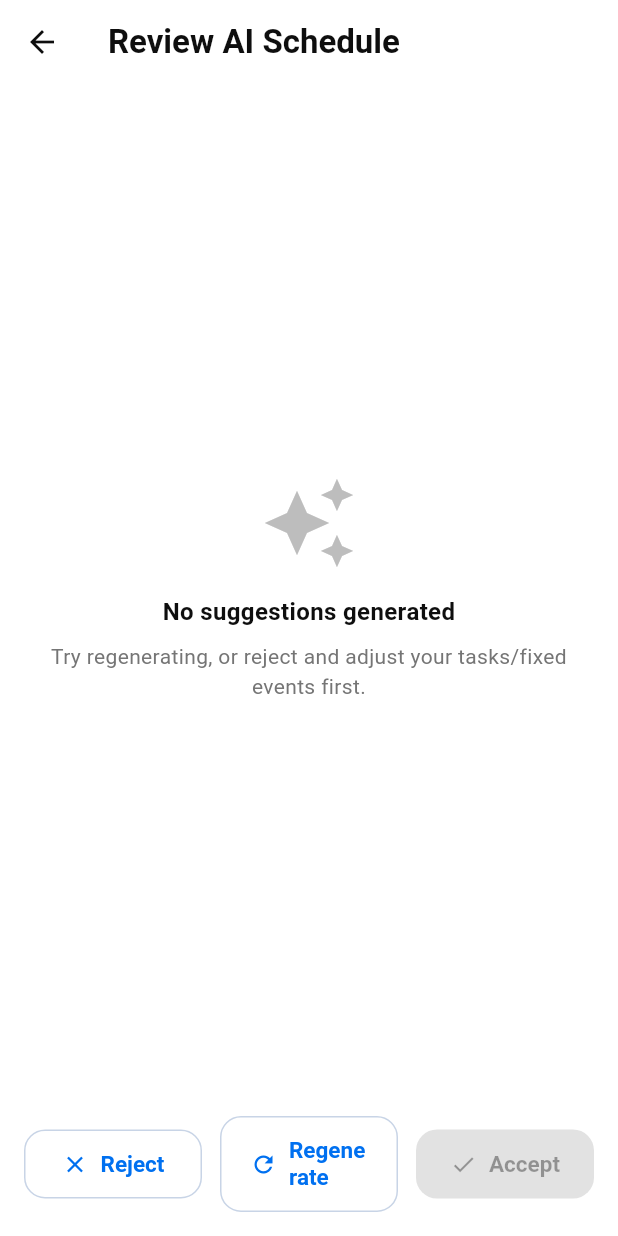
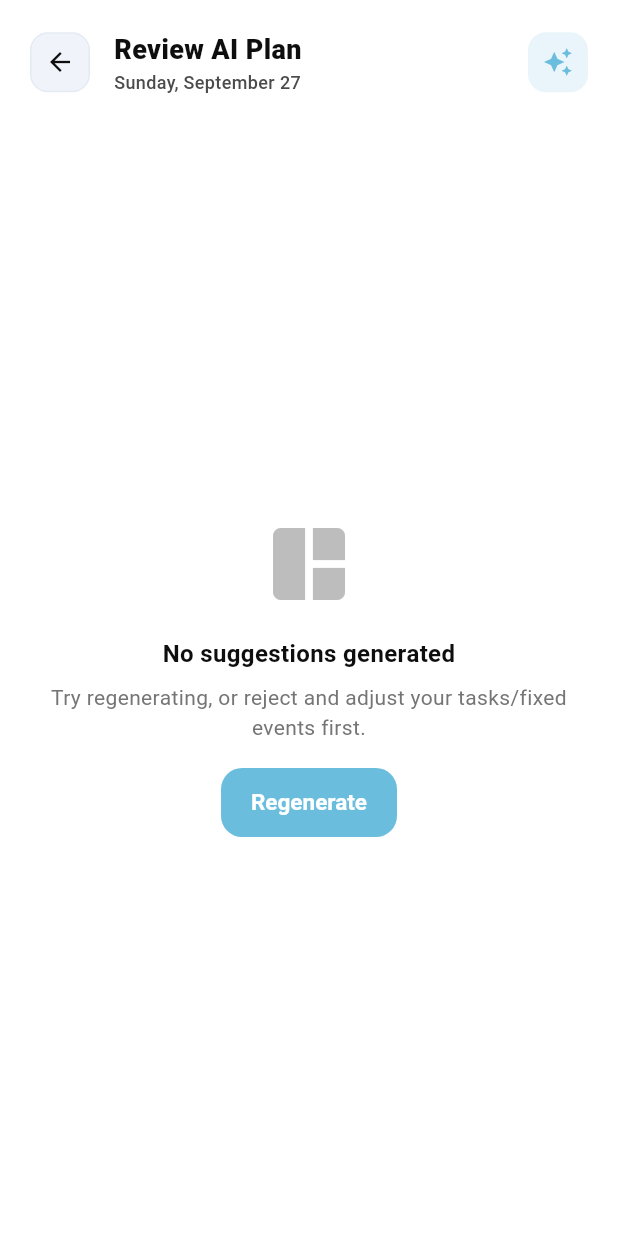
Before and after one commit to kriannepaullagleva-7/TimeWise-Smart-Time-Management-System, a Flutter app: the AIedSchedulePreviewScreen screen opened directly with empty values, on a phone screen of 412 x 824 dp. Run offline on Flutter 3.47's test engine with Material 3 defaults, Android fonts, the phone set to English and light mode, and no system bars; our stand-ins replace cloud_firestore, firebase_auth, firebase_core, firebase_storage, flutter_local_notifications, google_sign_in and 3 more; accounts and stored records are empty.

Commit message:
Complete Phase 6: AI Schedule Assistant UI migration (Preview Screen)

```diff
--- a/lib/screens/schedule/ai_schedule_preview_screen.dart
+++ b/lib/screens/schedule/ai_schedule_preview_screen.dart
@@ -4,7 +4,9 @@ import 'package:provider/provider.dart';
 
 import '../../models/schedule.dart';
 import '../../providers/schedule_provider.dart';
+import '../../theme/app_colors.dart';
 import '../../widgets/empty_state.dart';
+import '../../widgets/schedule_item_card.dart';
 
 /// Shows an AI-generated plan before it is saved, so the user can accept
 /// it as-is, drop individual items, or regenerate/reject the whole thing.
@@ -66,79 +68,207 @@ class _AIedSchedulePreviewScreenState extends State<AIedSchedulePreviewScreen> {
 
   @override
   Widget build(BuildContext context) {
-    final timeFormat = DateFormat('HH:mm');
+    final theme = Theme.of(context);
+    final dateFormat = DateFormat('EEEE, MMMM d');
 
     return Scaffold(
-      appBar: AppBar(
-        title: const Text('Review AI Schedule'),
+      backgroundColor: theme.colorScheme.surface,
+      body: SafeArea(
+        child: Column(
+          children: [
+            // Header
+            Padding(
+              padding: const EdgeInsets.fromLTRB(20, 20, 20, 16),
+              child: Row(
+                children: [
+                  GestureDetector(
+                    onTap: _isBusy ? null : () => Navigator.pop(context, false),
+                    child: Container(
+                      width: 40,
+                      height: 40,
+                      decoration: BoxDecoration(
+                        color: theme.colorScheme.surfaceContainer,
+                        borderRadius: BorderRadius.circular(12),
+                        border: Border.all(color: theme.colorScheme.outline),
                       ),
-      body: _items.isEmpty
-          ? const EmptyState(
-              icon: Icons.auto_awesome,
+                      child: Icon(Icons.arrow_back, color: theme.colorScheme.onSurface, size: 20),
+                    ),
+                  ),
+                  const SizedBox(width: 16),
+                  Expanded(
+                    child: Column(
+                      crossAxisAlignment: CrossAxisAlignment.start,
+                      children: [
+                        Text(
+                          'Review AI Plan',
+                          style: TextStyle(
+                            fontSize: 18,
+                            fontWeight: FontWeight.w900,
+                            color: theme.colorScheme.onSurface,
+                          ),
+                        ),
+                        Text(
+                          dateFormat.format(widget.scheduleDate),
+                          style: TextStyle(
+                            fontSize: 12,
+                            fontWeight: FontWeight.w500,
+                            color: theme.colorScheme.onSurfaceVariant,
+                          ),
+                        ),
+                      ],
+                    ),
+                  ),
+                  Container(
+                    width: 40,
+                    height: 40,
+                    decoration: BoxDecoration(
+                      color: AppColors.secondary.withValues(alpha: 0.15),
+                      borderRadius: BorderRadius.circular(12),
+                    ),
+                    child: const Icon(Icons.auto_awesome, color: AppColors.secondary, size: 20),
+                  ),
+                ],
+              ),
+            ),
+
+            // Content
+            Expanded(
+              child: _items.isEmpty
+                  ? EmptyState(
+                      icon: Icons.auto_awesome_mosaic,
                       title: 'No suggestions generated',
                       subtitle: 'Try regenerating, or reject and adjust your tasks/fixed events first.',
+                      action: ElevatedButton(
+                        onPressed: _isBusy ? null : _regenerate,
+                        style: ElevatedButton.styleFrom(
+                          backgroundColor: AppColors.secondary,
+                          foregroundColor: Colors.white,
+                        ),
+                        child: _isBusy
+                          ? const SizedBox(width: 20, height: 20, child: CircularProgressIndicator(color: Colors.white, strokeWidth: 2))
+                          : const Text('Regenerate'),
+                      ),
                     )
-          : ListView.builder(
-              padding: const EdgeInsets.all(16),
+                  : Stack(
+                      children: [
+                        ListView.builder(
+                          padding: const EdgeInsets.fromLTRB(20, 10, 20, 100),
                           itemCount: _items.length,
                           itemBuilder: (context, index) {
                             final item = _items[index];
-                return Card(
-                  margin: const EdgeInsets.only(bottom: 12),
-                  child: ListTile(
-                    title: Text(item.title, style: const TextStyle(fontWeight: FontWeight.bold)),
-                    subtitle: Column(
-                      crossAxisAlignment: CrossAxisAlignment.start,
-                      children: [
-                        Text('${timeFormat.format(item.startTime)} - ${timeFormat.format(item.endTime)} · ${item.type}'),
-                        if (item.note != null && item.note!.isNotEmpty)
-                          Text(item.note!, style: const TextStyle(fontStyle: FontStyle.italic, fontSize: 12)),
-                      ],
-                    ),
-                    trailing: IconButton(
-                      icon: const Icon(Icons.close),
-                      tooltip: 'Remove from plan',
-                      onPressed: () => setState(() => _items.removeAt(index)),
-                    ),
-                  ),
+                            return ScheduleItemCard(
+                              item: item,
+                              onDelete: () => setState(() => _items.removeAt(index)),
                             );
                           },
                         ),
-      bottomNavigationBar: SafeArea(
-        child: Padding(
-          padding: const EdgeInsets.all(16),
+                        if (_isBusy)
+                          Container(
+                            color: theme.colorScheme.surface.withValues(alpha: 0.7),
+                            child: const Center(
+                              child: CircularProgressIndicator(color: AppColors.secondary),
+                            ),
+                          ),
+                      ],
+                    ),
+            ),
+
+            // Bottom Actions
+            if (_items.isNotEmpty)
+              Container(
+                padding: const EdgeInsets.all(20),
+                decoration: BoxDecoration(
+                  color: theme.colorScheme.surface,
+                  border: Border(top: BorderSide(color: theme.colorScheme.outline)),
+                  boxShadow: [
+                    BoxShadow(
+                      color: Colors.black.withValues(alpha: 0.05),
+                      blurRadius: 10,
+                      offset: const Offset(0, -4),
+                    ),
+                  ],
+                ),
                 child: Row(
                   children: [
+                    // Regenerate
                     Expanded(
-                child: OutlinedButton.icon(
-                  onPressed: _isBusy ? null : () => Navigator.pop(context, false),
-                  icon: const Icon(Icons.close),
-                  label: const Text('Reject'),
+                      flex: 1,
+                      child: GestureDetector(
+                        onTap: _isBusy ? null : _regenerate,
+                        child: Container(
+                          padding: const EdgeInsets.symmetric(vertical: 16),
+                          decoration: BoxDecoration(
+                            color: theme.colorScheme.surfaceContainer,
+                            borderRadius: BorderRadius.circular(16),
+                            border: Border.all(color: theme.colorScheme.outline),
                           ),
-              ),
-              const SizedBox(width: 12),
-              Expanded(
-                child: OutlinedButton.icon(
-                  onPressed: _isBusy ? null : _regenerate,
-                  icon: _isBusy
-                      ? const SizedBox(
-                          width: 16, height: 16, child: CircularProgressIndicator(strokeWidth: 2))
-                      : const Icon(Icons.refresh),
-                  label: const Text('Regenerate'),
-                ),
-              ),
-              const SizedBox(width: 12),
-              Expanded(
-                child: ElevatedButton.icon(
-                  onPressed: _isBusy || _items.isEmpty ? null : _accept,
-                  icon: const Icon(Icons.check),
-                  label: const Text('Accept'),
+                          alignment: Alignment.center,
+                          child: Row(
+                            mainAxisAlignment: MainAxisAlignment.center,
+                            children: [
+                              Icon(Icons.refresh, size: 18, color: theme.colorScheme.onSurface),
+                              const SizedBox(width: 6),
+                              Text(
+                                'Retry',
+                                style: TextStyle(
+                                  fontSize: 14,
+                                  fontWeight: FontWeight.bold,
+                                  color: theme.colorScheme.onSurface,
                                 ),
                               ),
                             ],
                           ),
                         ),
                       ),
+                    ),
+                    const SizedBox(width: 12),
+                    // Accept
+                    Expanded(
+                      flex: 2,
+                      child: GestureDetector(
+                        onTap: _isBusy ? null : _accept,
+                        child: Container(
+                          padding: const EdgeInsets.symmetric(vertical: 16),
+                          decoration: BoxDecoration(
+                            gradient: const LinearGradient(
+                              colors: [AppColors.secondary, Color(0xFF6366F1)],
+                              begin: Alignment.topLeft,
+                              end: Alignment.bottomRight,
+                            ),
+                            borderRadius: BorderRadius.circular(16),
+                            boxShadow: [
+                              BoxShadow(
+                                color: AppColors.secondary.withValues(alpha: 0.35),
+                                blurRadius: 16,
+                                offset: const Offset(0, 4),
+                              )
+                            ],
+                          ),
+                          alignment: Alignment.center,
+                          child: const Row(
+                            mainAxisAlignment: MainAxisAlignment.center,
+                            children: [
+                              Icon(Icons.check, size: 18, color: Colors.white),
+                              SizedBox(width: 6),
+                              Text(
+                                'Accept Plan',
+                                style: TextStyle(
+                                  fontSize: 16,
+                                  fontWeight: FontWeight.w900,
+                                  color: Colors.white,
+                                ),
+                              ),
+                            ],
+                          ),
+                        ),
+                      ),
+                    ),
+                  ],
+                ),
+              ),
+          ],
+        ),
+      ),
     );
   }
 }
```
Lines whose indentation alone changed are shown as unchanged.
